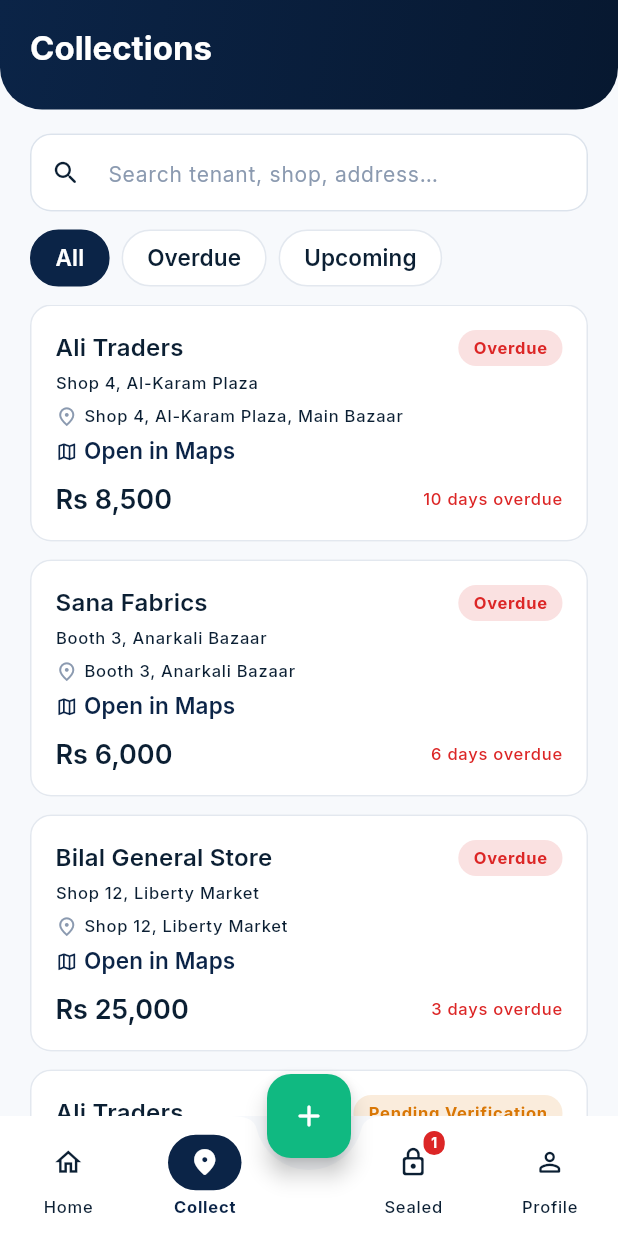
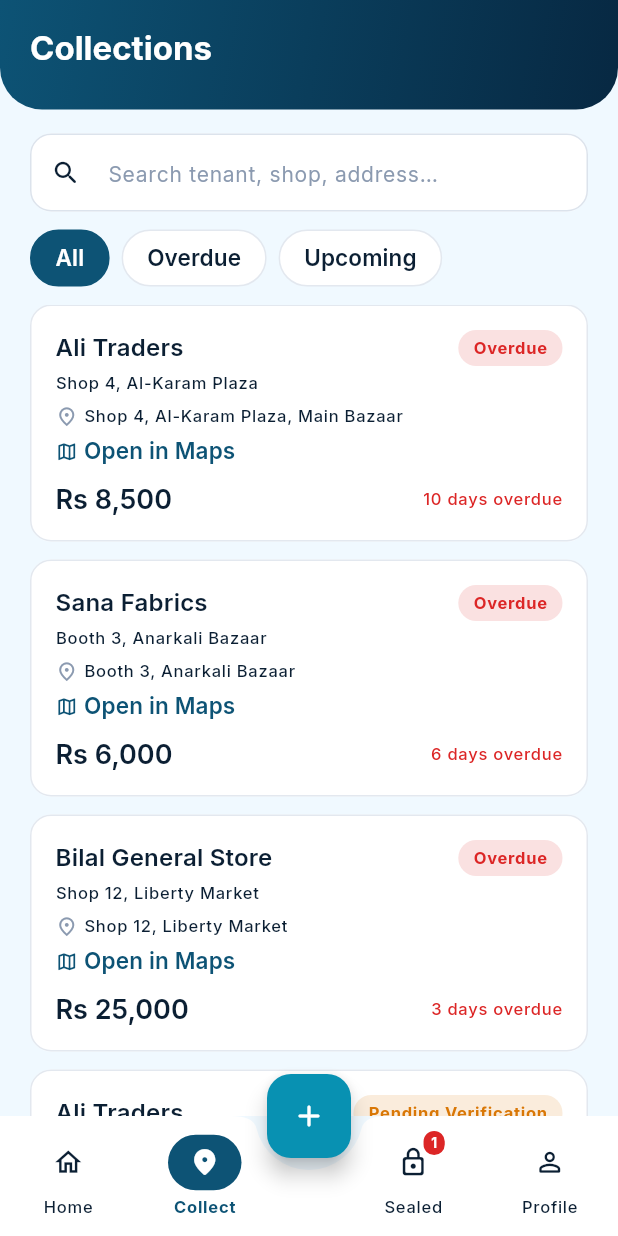
Before and after one commit to HinnaRutaba/mcq-app, a Flutter app: the CollectionsScreen screen opened by its route, on a phone screen of 412 x 824 dp. Run offline on Flutter 3.47's test engine with Material 3 defaults, Android fonts, the light colour scheme and no system bars; our stand-ins replace get, go_router, google_fonts.

Commit message:
updated app's theme

```diff
--- a/lib/config/theme/app_colors.dart
+++ b/lib/config/theme/app_colors.dart
@@ -1,6 +1,8 @@
 import 'package:flutter/material.dart';
 
-/// Central color palette for the app — "deep navy & emerald".
+/// Central color palette for the app — Tailwind "sky" blue (primary /
+/// primaryLight / primaryDark / dark-mode surfaces / light background),
+/// paired with a teal accent.
 ///
 /// Keep every raw color value here — screens and widgets should never
 /// hardcode a `Color(0x...)`, they should reference `AppColors` (directly
@@ -11,12 +13,12 @@ class AppColors {
   // ---------------------------------------------------------------------
   // Brand
   // ---------------------------------------------------------------------
-  static const Color primary = Color(0xFF0B2447);
-  static const Color primaryLight = Color(0xFF3B5C8C);
-  static const Color primaryDark = Color(0xFF071830);
+  static const Color primary = Color(0xFF0D5375);
+  static const Color primaryLight = Color(0xFF0C496B);
+  static const Color primaryDark = Color(0xFF072842);
 
-  static const Color secondary = Color(0xFF10B981);
-  static const Color secondaryDark = Color(0xFF059669);
+  static const Color secondary = Color(0xFF0891B2);
+  static const Color secondaryDark = Color(0xFF0E7490);
 
   // ---------------------------------------------------------------------
   // Semantic
@@ -29,7 +31,7 @@ class AppColors {
   // ---------------------------------------------------------------------
   // Light theme neutrals
   // ---------------------------------------------------------------------
-  static const Color lightBackground = Color(0xFFF7F9FC);
+  static const Color lightBackground = Color(0xFFF0F9FF);
   static const Color lightSurface = Color(0xFFFFFFFF);
   static const Color lightSurfaceVariant = Color(0xFFEEF2F7);
   static const Color lightBorder = Color(0xFFDCE3EC);
@@ -41,9 +43,9 @@ class AppColors {
   // ---------------------------------------------------------------------
   // Dark theme neutrals
   // ---------------------------------------------------------------------
-  static const Color darkBackground = Color(0xFF071426);
-  static const Color darkSurface = Color(0xFF0F2038);
-  static const Color darkSurfaceVariant = Color(0xFF14294A);
+  static const Color darkBackground = Color(0xFF030D1B);
+  static const Color darkSurface = Color(0xFF04192E);
+  static const Color darkSurfaceVariant = Color(0xFF082E47);
   static const Color darkBorder = Color(0xFF1F3A5F);
   static const Color darkDivider = Color(0xFF1B3252);
   static const Color darkTextPrimary = Color(0xFFE7EEF7);
--- a/lib/widgets/common/app_hero_header.dart
+++ b/lib/widgets/common/app_hero_header.dart
@@ -35,7 +35,7 @@ class AppHeroHeader extends StatelessWidget {
           begin: Alignment.topLeft,
           end: Alignment.bottomRight,
           colors: isDark
-              ? [AppColors.darkSurfaceVariant, AppColors.primaryDark]
+              ? [AppColors.darkSurfaceVariant, AppColors.darkBackground]
               : [AppColors.primary, AppColors.primaryDark],
         ),
         borderRadius: const BorderRadius.vertical(bottom: Radius.circular(28)),
```
Also changed, not shown: 1 other file.
